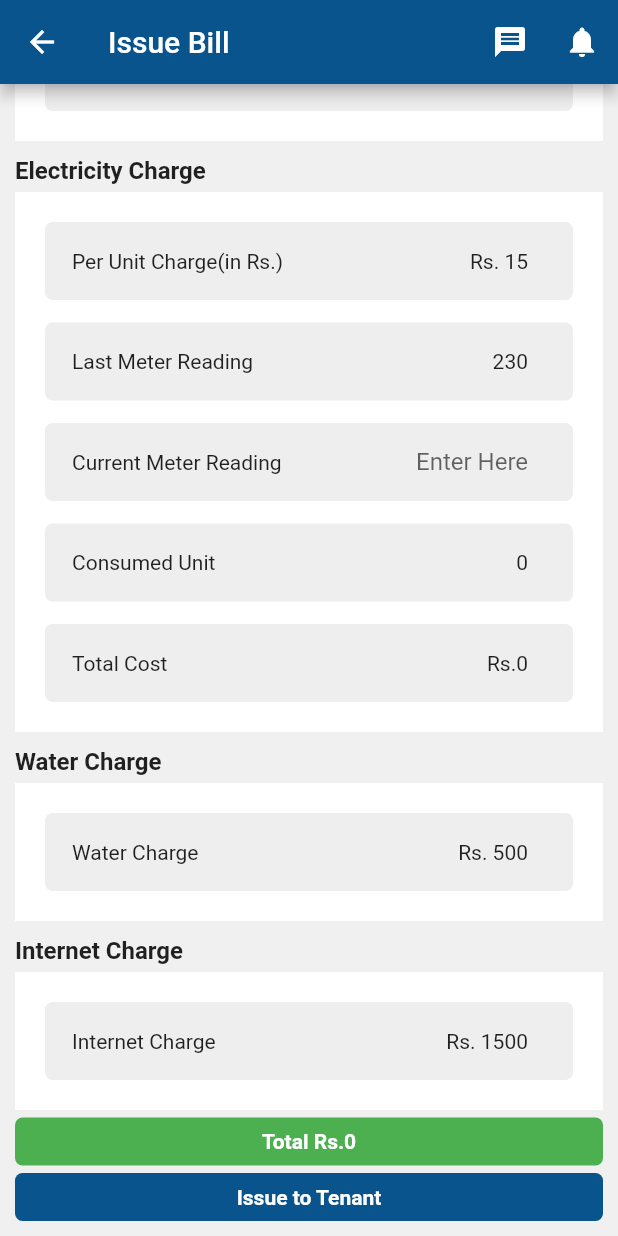
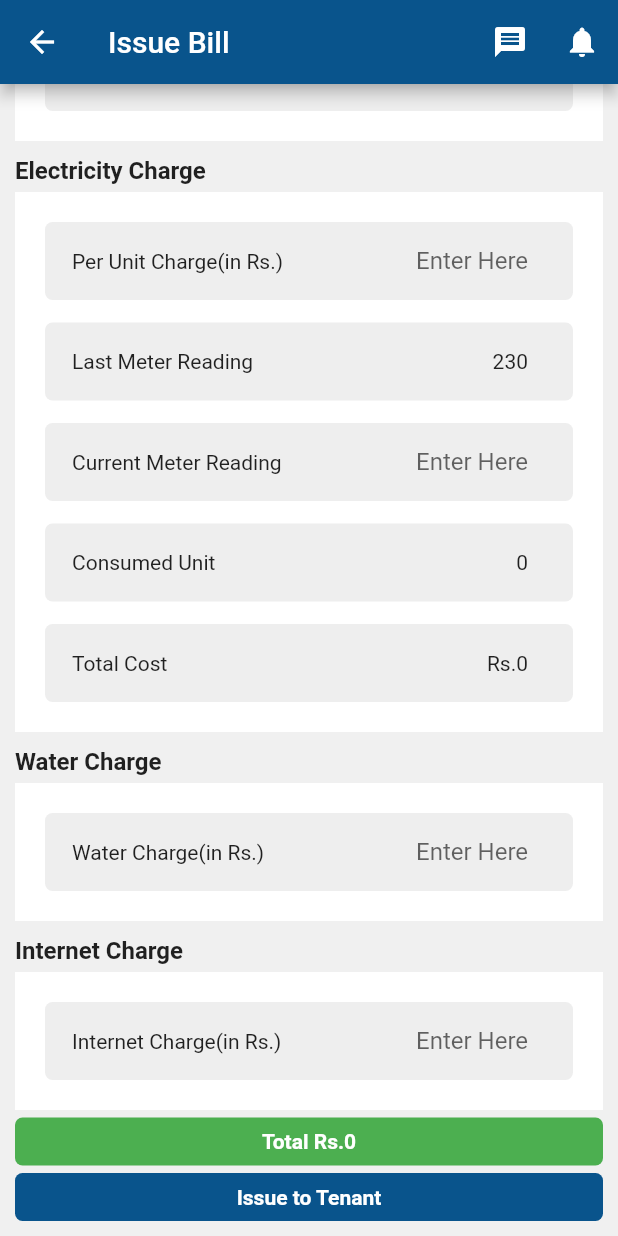
Before and after one commit to Praditya-7/gharbeti_ui, a Flutter app: the IssueMonthlyBill screen opened directly, scrolled down 276 dp, on a phone screen of 412 x 824 dp. Run offline on Flutter 3.47's test engine with Material 2 defaults, Android fonts, the phone set to English and light mode, and no system bars; our stand-ins replace cloud_firestore, file_picker, firebase_core, firebase_storage, geocoding, google_maps_flutter and 2 more; accounts and stored records are empty.

Commit message:
Changes to Issue Bill screen

```diff
--- a/lib/login/screen/login_screen.dart
+++ b/lib/login/screen/login_screen.dart
@@ -63,7 +63,7 @@ class StartState extends State<LoginScreen> {
           ),
           Expanded(
             child: Container(
-              decoration: BoxDecoration(
+              decoration: const BoxDecoration(
                 color: Colors.white,
                 borderRadius:
                     BorderRadius.only(topLeft: Radius.circular(15), topRight: Radius.circular(15)),
--- a/lib/owner/billing/issue_monthly_bill.dart
+++ b/lib/owner/billing/issue_monthly_bill.dart
@@ -62,7 +62,6 @@ class _IssueMonthlyBillState extends State<IssueMonthlyBill> {
         occupiedList.add(item);
         tenantList.add(item.tenantEmail);
         rentList.add(item.rent);
-
         print(tenantList[0]);
       }
     }
@@ -141,7 +140,6 @@ class _IssueMonthlyBillState extends State<IssueMonthlyBill> {
                                   for (int i = 0; i < tenantList.length; i++) {
                                     if (tenantDropdownValue == tenantList[i]) {
                                       index = i;
-                                      print(index);
                                     }
                                   }
                                   rentCharge = int.parse(rentList[index!].toString());
@@ -254,6 +252,7 @@ class _IssueMonthlyBillState extends State<IssueMonthlyBill> {
                     SizedBox(
                       height: 5,
                     ),
+
                     Container(
                       color: Colors.white,
                       padding: EdgeInsets.all(20),
@@ -263,7 +262,7 @@ class _IssueMonthlyBillState extends State<IssueMonthlyBill> {
                           //Per Unit Charge
                           Container(
                             margin: EdgeInsets.fromLTRB(0, 0, 0, 15),
-                            padding: EdgeInsets.fromLTRB(18, 18, 30, 18),
+                            padding: EdgeInsets.fromLTRB(18, 2, 30, 2),
                             decoration: BoxDecoration(
                               borderRadius: BorderRadius.circular(5),
                               color: Colors.grey[200],
@@ -272,10 +271,29 @@ class _IssueMonthlyBillState extends State<IssueMonthlyBill> {
                               mainAxisAlignment: MainAxisAlignment.spaceBetween,
                               children: [
                                 Text('Per Unit Charge(in Rs.)'),
-                                Text('Rs. ' + perUnitElectricityCharge.toString()),
+                                SizedBox(
+                                  width: 100,
+                                  child: TextField(
+                                    textAlign: TextAlign.end,
+                                    keyboardType: TextInputType.number,
+                                    controller: currentMeterReading,
+                                    cursorColor: Color(0xff09548c),
+                                    onChanged: (value) {
+                                      setState(() {
+                                        perUnitElectricityCharge = value as int;
+                                      });
+                                    },
+                                    decoration: InputDecoration(
+                                      hintText: "Enter Here",
+                                      enabledBorder: InputBorder.none,
+                                      focusedBorder: InputBorder.none,
+                                    ),
+                                  ),
+                                ),
                               ],
                             ),
                           ),
+
                           //Last Meter Reading
                           Container(
                             margin: EdgeInsets.fromLTRB(0, 0, 0, 15),
@@ -388,7 +406,7 @@ class _IssueMonthlyBillState extends State<IssueMonthlyBill> {
                           //Water Charge
                           Container(
                             margin: EdgeInsets.fromLTRB(0, 0, 0, 0),
-                            padding: EdgeInsets.fromLTRB(18, 18, 30, 18),
+                            padding: EdgeInsets.fromLTRB(18, 2, 30, 2),
                             decoration: BoxDecoration(
                               borderRadius: BorderRadius.circular(5),
                               color: Colors.grey[200],
@@ -396,12 +414,29 @@ class _IssueMonthlyBillState extends State<IssueMonthlyBill> {
                             child: Row(
                               mainAxisAlignment: MainAxisAlignment.spaceBetween,
                               children: [
-                                Text('Water Charge'),
-                                Text('Rs. ' + waterCharge.toString()),
+                                Text('Water Charge(in Rs.)'),
+                                SizedBox(
+                                  width: 100,
+                                  child: TextField(
+                                    textAlign: TextAlign.end,
+                                    keyboardType: TextInputType.number,
+                                    controller: currentMeterReading,
+                                    cursorColor: Color(0xff09548c),
+                                    onChanged: (value) {
+                                      setState(() {
+                                        waterCharge = value as int;
+                                      });
+                                    },
+                                    decoration: InputDecoration(
+                                      hintText: "Enter Here",
+                                      enabledBorder: InputBorder.none,
+                                      focusedBorder: InputBorder.none,
+                                    ),
+                                  ),
+                                ),
                               ],
                             ),
                           ),
-                          //Last Meter Reading
                         ],
                       ),
                     ),
@@ -430,7 +465,7 @@ class _IssueMonthlyBillState extends State<IssueMonthlyBill> {
                           //Water Charge
                           Container(
                             margin: EdgeInsets.fromLTRB(0, 0, 0, 0),
-                            padding: EdgeInsets.fromLTRB(18, 18, 30, 18),
+                            padding: EdgeInsets.fromLTRB(18, 2, 30, 2),
                             decoration: BoxDecoration(
                               borderRadius: BorderRadius.circular(5),
                               color: Colors.grey[200],
@@ -438,8 +473,26 @@ class _IssueMonthlyBillState extends State<IssueMonthlyBill> {
                             child: Row(
                               mainAxisAlignment: MainAxisAlignment.spaceBetween,
                               children: [
-                                Text('Internet Charge'),
-                                Text('Rs. ' + internetCharge.toString()),
+                                Text('Internet Charge(in Rs.)'),
+                                SizedBox(
+                                  width: 100,
+                                  child: TextField(
+                                    textAlign: TextAlign.end,
+                                    keyboardType: TextInputType.number,
+                                    controller: currentMeterReading,
+                                    cursorColor: Color(0xff09548c),
+                                    onChanged: (value) {
+                                      setState(() {
+                                        internetCharge = value as int;
+                                      });
+                                    },
+                                    decoration: InputDecoration(
+                                      hintText: "Enter Here",
+                                      enabledBorder: InputBorder.none,
+                                      focusedBorder: InputBorder.none,
+                                    ),
+                                  ),
+                                ),
                               ],
                             ),
                           ),
@@ -519,7 +572,7 @@ class _IssueMonthlyBillState extends State<IssueMonthlyBill> {
       ownerEmail: pref.getString("email"),
       month: billMonthDropdownValue,
       remainingDues: dueRemaining,
-      electricityPerUnitCharge: 15,
+      electricityPerUnitCharge: perUnitElectricityCharge,
       lastMeterReading: lastMeterReading,
       currentMeterReading: int.parse(currentMeterReading.text),
       rent: rentCharge,
@@ -541,6 +594,7 @@ class _IssueMonthlyBillState extends State<IssueMonthlyBill> {
       }
       _fireStore.collection('Billings').add(addBill).then((value) {
         print("Data Updated");
+
         Navigator.pop(context);
       }).catchError((error) {
         print("Failed to add data: $error");
--- a/pubspec.yaml
+++ b/pubspec.yaml
@@ -44,6 +44,9 @@ dependencies:
   firebase_storage: ^10.1.0
   file_picker: ^4.2.3
   geocoding: ^2.0.1
+
+
+
 
 
 dev_dependencies:
```
Also changed, not shown: lib/owner/home/vacant_room.dart (+7 -7 lines), 1 other file.
